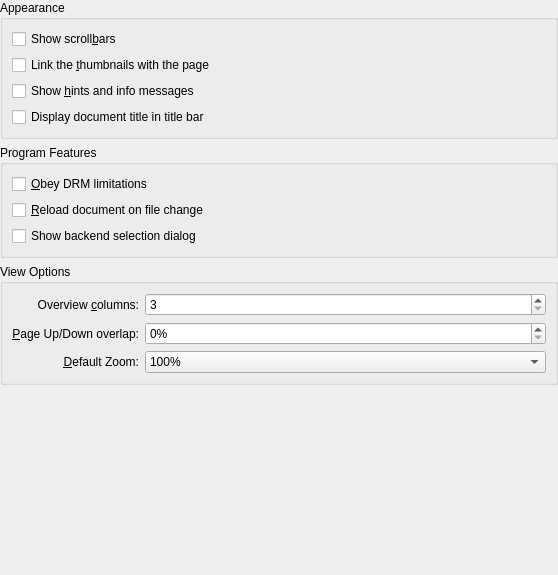
Qt form conf/dlggeneralbase.ui (KDE/okular) before a commit.
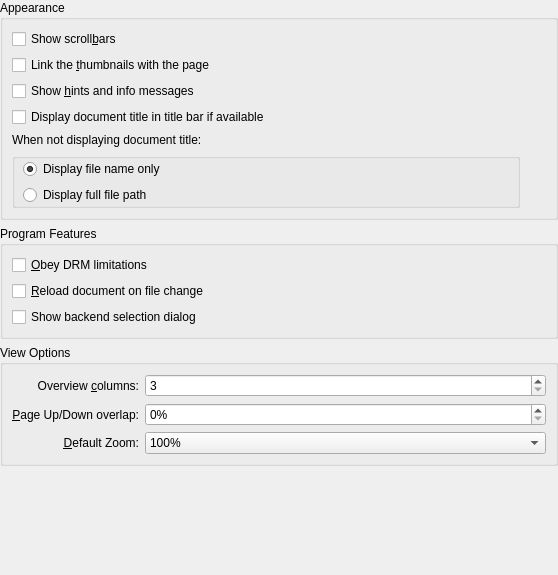
The same form after that commit. Custom widgets are drawn as their Qt base class.

Commit message:
Add option to show complete file path in window title
BUGS: 296870
FIXED-IN: 4.10.0

```diff
--- a/conf/dlggeneralbase.ui
+++ b/conf/dlggeneralbase.ui
@@ -61,10 +61,71 @@
         <item>
          <widget class="QCheckBox" name="kcfg_DisplayDocumentTitle">
           <property name="text">
-           <string>Display document title in title bar</string>
+           <string>Display document title in title bar if available</string>
           </property>
          </widget>
         </item>
+        <item>
+         <widget class="QLabel" name="label">
+          <property name="text">
+           <string>When not displaying document title:</string>
+          </property>
+         </widget>
+        </item>
+        <item>
+         <widget class="KButtonGroup" name="kcfg_DisplayDocumentNameOrPath">
+          <property name="styleSheet">
+           <string notr="true">KButtonGroup {border:0; }</string>
+          </property>
+          <property name="flat">
+           <bool>true</bool>
+          </property>
+          <property name="current" stdset="0">
+           <number>0</number>
+          </property>
+          <layout class="QVBoxLayout" name="verticalLayout_3">
+           <property name="leftMargin">
+            <number>8</number>
+           </property>
+           <property name="topMargin">
+            <number>0</number>
+           </property>
+           <property name="bottomMargin">
+            <number>0</number>
+           </property>
+           <item>
+            <widget class="QRadioButton" name="radioFileName">
+             <property name="text">
+              <string>Display file name only</string>
+             </property>
+             <property name="checked">
+              <bool>true</bool>
+             </property>
+            </widget>
+           </item>
+           <item>
+            <widget class="QRadioButton" name="radioFilePath">
+             <property name="text">
+              <string>Display full file path</string>
+             </property>
+             <property name="checked">
+              <bool>false</bool>
+             </property>
+            </widget>
+           </item>
+          </layout>
+         </widget>
+        </item>
+        <item>
+         <layout class="QVBoxLayout" name="verticalLayout">
+          <property name="leftMargin">
+           <number>4</number>
+          </property>
+          <property name="topMargin">
+           <number>0</number>
+          </property>
+         </layout>
+        </item>
        </layout>
       </item>
       <item>
@@ -313,6 +374,12 @@
   </layout>
  </widget>
  <customwidgets>
+  <customwidget>
+   <class>KButtonGroup</class>
+   <extends>QGroupBox</extends>
+   <header>kbuttongroup.h</header>
+   <container>1</container>
+  </customwidget>
   <customwidget>
    <class>KIntSpinBox</class>
    <extends>QSpinBox</extends>
```
The commit also changes 2 other files.
